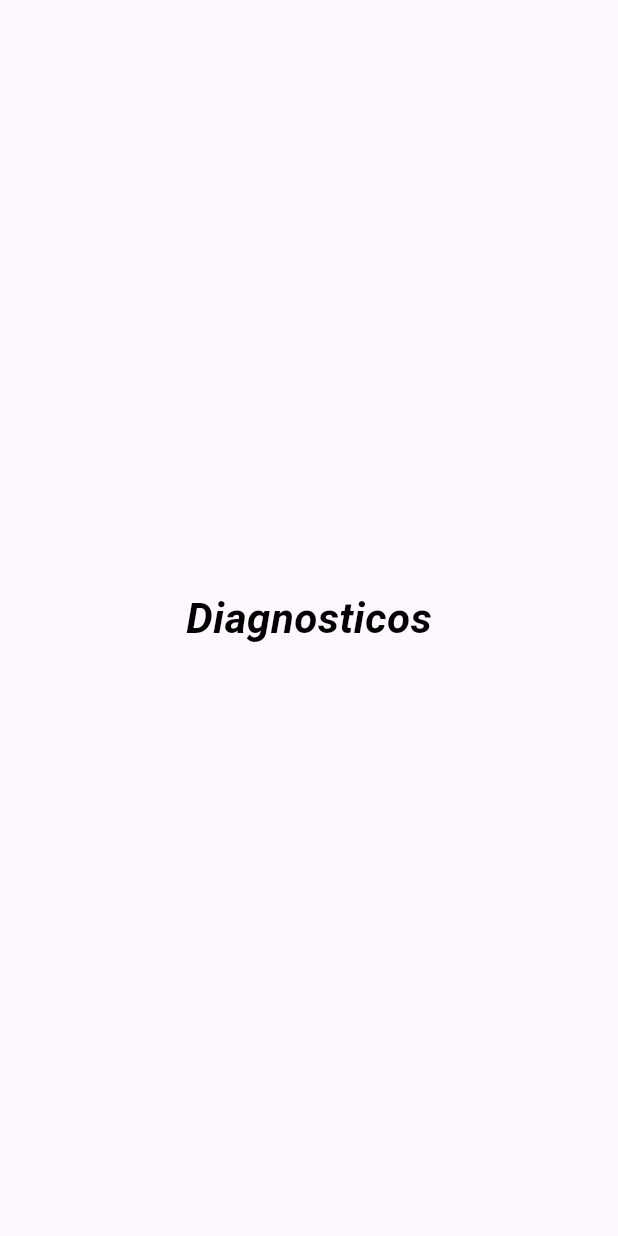
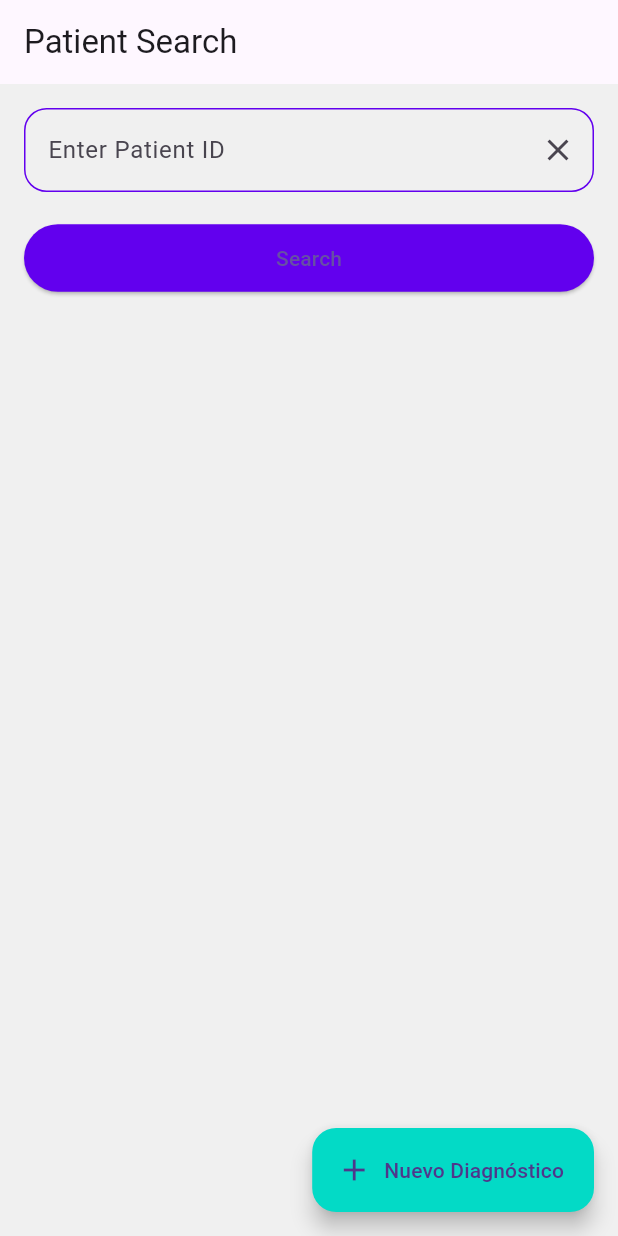
Before and after one commit to CristopherZambrano/medi_pro_vision, a Flutter app: the DiagnosticoScreem screen opened directly, on a phone screen of 412 x 824 dp. Run offline on Flutter 3.47's test engine with Material 3 defaults, Android fonts, the phone set to English and light mode, and no system bars; our stand-ins replace shared_preferences; accounts and stored records are empty.

Commit message:
Nuevas pantallas de Diagnostico e historial

```diff
--- a/lib/Global/coneption.dart
+++ b/lib/Global/coneption.dart
@@ -1,3 +1,3 @@
 class ApiConsume {
-  static const String urlApi = 'https://e2ef-210-211-56-90.ngrok-free.app/api';
+  static const String urlApi = 'https://f932-210-211-56-90.ngrok-free.app/api';
 }
--- a/lib/Screems/Diagnosticos.dart
+++ b/lib/Screems/Diagnosticos.dart
@@ -1,12 +1,19 @@
+import 'package:flutter/foundation.dart';
 import 'package:flutter/material.dart';
-import 'package:medi_pro_vision/Widgets/new_widget.dart';
 
-class diagnostico extends StatelessWidget {
-  const diagnostico({super.key});
+class Diagnostico extends StatelessWidget {
+  const Diagnostico({super.key});
 
   @override
   Widget build(BuildContext context) {
-    return const MaterialApp(
+    return MaterialApp(
+      theme: ThemeData(
+        primaryColor: const Color(0xFF6200EE),
+        colorScheme: ColorScheme.fromSwatch().copyWith(
+          secondary: const Color(0xFF03DAC6),
+        ),
+        scaffoldBackgroundColor: const Color(0xFFF0EAE2),
+      ),
       title: 'Diagnostico',
       home: DiagnosticoScreem(),
     );
@@ -21,12 +28,135 @@ class DiagnosticoScreem extends StatefulWidget {
 }
 
 class _DiagnosticoScreemState extends State<DiagnosticoScreem> {
+  final TextEditingController _searchController = TextEditingController();
+  Patient? _foundPatient;
+
+  final Map<String, Patient> _patientsDatabase = {
+    "12345678": Patient(
+        id: "12345678",
+        firstName: "John",
+        lastName: "Doe",
+        email: "john.doe@example.com",
+        age: 30),
+    "87654321": Patient(
+        id: "87654321",
+        firstName: "Jane",
+        lastName: "Doe",
+        email: "jane.doe@example.com",
+        age: 28),
+    // Add more patients here
+  };
+
+  void _search() {
+    final id = _searchController.text;
+    if (_patientsDatabase.containsKey(id)) {
+      setState(() {
+        _foundPatient = _patientsDatabase[id];
+      });
+    } else {
+      setState(() {
+        _foundPatient = null;
+      });
+      showDialog(
+        context: context,
+        builder: (BuildContext context) {
+          return AlertDialog(
+            title: const Text("Patient Not Found"),
+            content: Text("No patient was found with the ID $id."),
+            actions: <Widget>[
+              TextButton(
+                child: const Text("Close"),
+                onPressed: () {
+                  Navigator.of(context).pop();
+                },
+              ),
+            ],
+          );
+        },
+      );
+    }
+  }
+
   @override
   Widget build(BuildContext context) {
     return Scaffold(
-      body: Center(
-        child: primaryTitle('Diagnosticos'),
+      appBar: AppBar(
+        title: const Text("Patient Search"),
       ),
+      body: Padding(
+        padding: const EdgeInsets.all(16.0),
+        child: Column(
+          children: [
+            TextField(
+              controller: _searchController,
+              decoration: InputDecoration(
+                labelText: "Enter Patient ID",
+                suffixIcon: IconButton(
+                  onPressed: _searchController.clear,
+                  icon: const Icon(Icons.clear),
+                ),
+              ),
+            ),
+            const SizedBox(height: 20),
+            ElevatedButton(
+              onPressed: _search,
+              style: ElevatedButton.styleFrom(),
+              child: const Text('Search'),
+            ),
+            const SizedBox(height: 20),
+            if (_foundPatient != null) ...[
+              Card(
+                color: const Color(0xFF03DAC6),
+                child: Padding(
+                  padding: const EdgeInsets.all(16.0),
+                  child: Column(
+                    crossAxisAlignment: CrossAxisAlignment.start,
+                    children: [
+                      _infoText('ID: ${_foundPatient?.id ?? ""}'),
+                      _infoText(
+                          'Name: ${_foundPatient?.firstName ?? ""} ${_foundPatient?.lastName ?? ""}'),
+                      _infoText("Email: ${_foundPatient?.email ?? ""}"),
+                      _infoText("Age: ${_foundPatient?.age.toString() ?? ""}"),
+                    ],
+                  ),
+                ),
+              )
+            ],
+          ],
+        ),
+      ),
+      floatingActionButton: FloatingActionButton.extended(
+          onPressed: () {
+            // Aquí iría la lógica para generar nuevo diagnóstico
+          },
+          label: const Text('Nuevo Diagnóstico'),
+          icon: const Icon(Icons.add),
+          backgroundColor: const Color(0xFF03DAC6)),
     );
   }
+
+  Widget _infoText(String text) => Padding(
+        padding: const EdgeInsets.symmetric(vertical: 4.0),
+        child: Text(
+          text,
+          style: const TextStyle(
+            fontSize: 18.0,
+          ),
+        ),
+      );
 }
+
+class Patient {
+  final String id;
+  final String firstName;
+  final String lastName;
+  final String email;
+  final int age;
+
+  Patient(
+      {required this.id,
+      required this.firstName,
+      required this.lastName,
+      required this.email,
+      required this.age});
+}
--- a/lib/Screems/home.dart
+++ b/lib/Screems/home.dart
@@ -63,15 +63,15 @@ class HomePage extends StatelessWidget {
                 int? tipeUser = prefs.getInt("TipeUser");
                 print(tipeUser);
 
-                if (tipeUser == 1) {
+                if (tipeUser == 2) {
                   Navigator.push(context,
                       MaterialPageRoute(builder: (context) => const Profile()));
                 } else {
-                  if (tipeUser == 2) {
+                  if (tipeUser == 1) {
                     Navigator.push(
                         context,
                         MaterialPageRoute(
-                            builder: (context) => const diagnostico()));
+                            builder: (context) => const Diagnostico()));
                   }
                 }
               },
--- a/lib/main.dart
+++ b/lib/main.dart
@@ -1,9 +1,11 @@
 import 'package:flutter/material.dart';
+import 'package:medi_pro_vision/Screems/Diagnosticos.dart';
+import 'package:medi_pro_vision/Screems/HistorialPatient.dart';
 import 'package:medi_pro_vision/Screems/log_in.dart';
 import 'package:medi_pro_vision/Screems/register_user.dart';
 
 void main() {
-  runApp(const MyApp());
+  runApp(History());
 }
 
 class MyApp extends StatelessWidget {
```
Also changed, not shown: lib/Screems/HistorialPatient.dart (added, +78 -0 lines).
